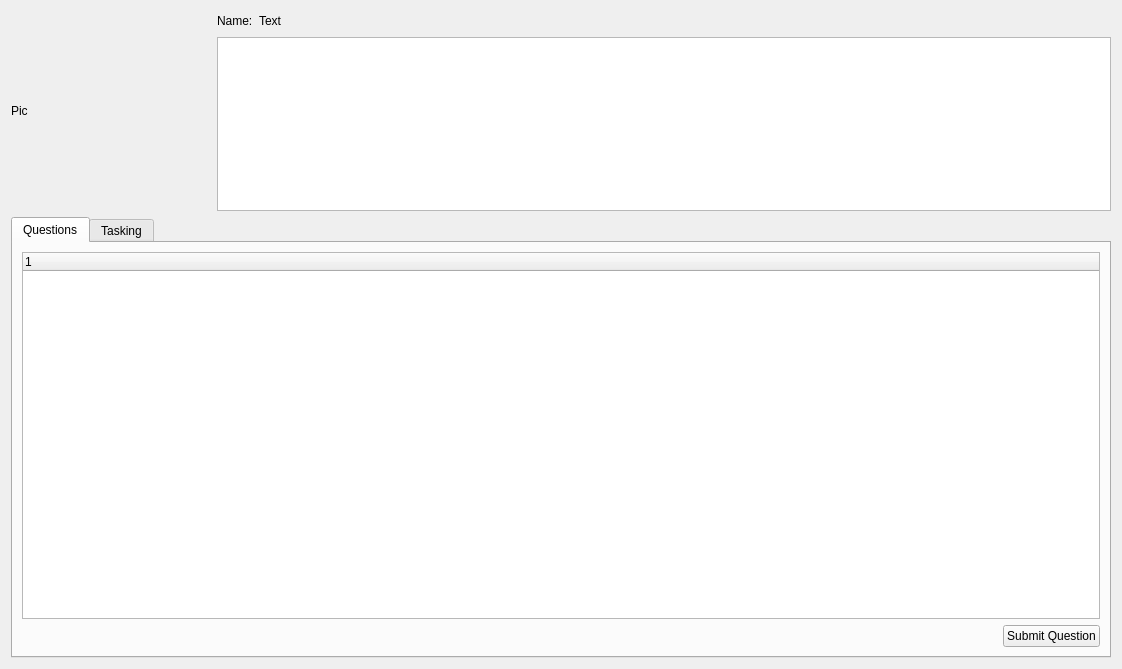
Above: ui/AdvisorWindow.ui from dmzdev/stance before the change. Below: the same form after it.
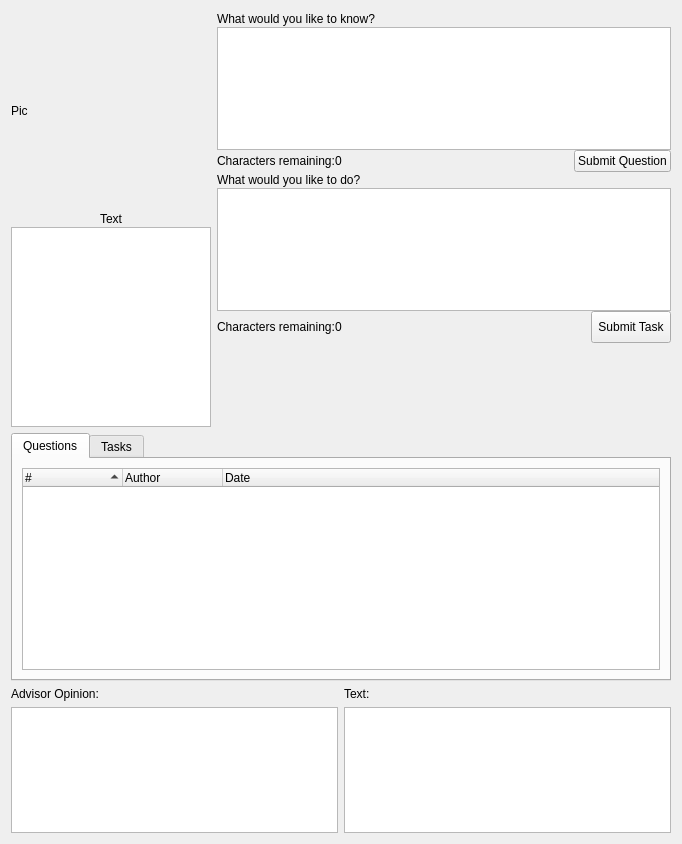
That is the form after the change. The open tabs and pages were chosen to show the change.

Commit message: Advisor window redesigned. Voting functionality completed.

```diff
--- a/ui/AdvisorWindow.ui
+++ b/ui/AdvisorWindow.ui
@@ -6,16 +6,51 @@
    <rect>
     <x>0</x>
     <y>0</y>
-    <width>1122</width>
-    <height>669</height>
+    <width>682</width>
+    <height>844</height>
    </rect>
   </property>
+  <property name="sizePolicy">
+   <sizepolicy hsizetype="Preferred" vsizetype="Minimum">
+    <horstretch>0</horstretch>
+    <verstretch>0</verstretch>
+   </sizepolicy>
+  </property>
+  <property name="minimumSize">
+   <size>
+    <width>0</width>
+    <height>600</height>
+   </size>
+  </property>
   <property name="windowTitle">
    <string>Form</string>
   </property>
   <layout class="QVBoxLayout" name="verticalLayout_6">
    <item>
-    <layout class="QHBoxLayout" name="horizontalLayout">
+    <layout class="QFormLayout" name="formLayout_2">
+     <property name="sizeConstraint">
+      <enum>QLayout::SetMaximumSize</enum>
+     </property>
+     <property name="fieldGrowthPolicy">
+      <enum>QFormLayout::ExpandingFieldsGrow</enum>
+     </property>
+     <property name="labelAlignment">
+      <set>Qt::AlignLeading|Qt::AlignLeft|Qt::AlignVCenter</set>
+     </property>
+     <property name="formAlignment">
+      <set>Qt::AlignLeading|Qt::AlignLeft|Qt::AlignTop</set>
+     </property>
+     <property name="verticalSpacing">
+      <number>0</number>
+     </property>
+     <property name="bottomMargin">
+      <number>0</number>
+     </property>
+     <item row="0" column="0">
+      <layout class="QVBoxLayout" name="verticalLayout_2">
+       <property name="sizeConstraint">
+        <enum>QLayout::SetMaximumSize</enum>
+       </property>
      <item>
       <widget class="QLabel" name="pictureLabel">
        <property name="minimumSize">
@@ -36,103 +71,347 @@
       </widget>
      </item>
      <item>
-      <layout class="QVBoxLayout" name="verticalLayout_2">
-       <item>
-        <layout class="QHBoxLayout" name="horizontalLayout_4">
-         <item>
-          <widget class="QLabel" name="label">
-           <property name="text">
-            <string>Name:</string>
-           </property>
-          </widget>
-         </item>
-         <item>
           <widget class="QLabel" name="nameLabel">
+         <property name="minimumSize">
+          <size>
+           <width>200</width>
+           <height>16</height>
+          </size>
+         </property>
+         <property name="maximumSize">
+          <size>
+           <width>200</width>
+           <height>16777215</height>
+          </size>
+         </property>
            <property name="text">
             <string>Text</string>
            </property>
-          </widget>
-         </item>
-         <item>
-          <spacer name="horizontalSpacer_5">
-           <property name="orientation">
-            <enum>Qt::Horizontal</enum>
-           </property>
-           <property name="sizeHint" stdset="0">
-            <size>
-             <width>40</width>
-             <height>20</height>
-            </size>
-           </property>
-          </spacer>
-         </item>
-        </layout>
+         <property name="alignment">
+          <set>Qt::AlignCenter</set>
+         </property>
+        </widget>
        </item>
        <item>
         <widget class="QTextEdit" name="bioText">
+         <property name="minimumSize">
+          <size>
+           <width>200</width>
+           <height>200</height>
+          </size>
+         </property>
+         <property name="maximumSize">
+          <size>
+           <width>200</width>
+           <height>200</height>
+          </size>
+         </property>
          <property name="readOnly">
           <bool>true</bool>
          </property>
         </widget>
        </item>
+       <item>
+        <spacer name="verticalSpacer">
+         <property name="orientation">
+          <enum>Qt::Vertical</enum>
+         </property>
+         <property name="sizeHint" stdset="0">
+          <size>
+           <width>20</width>
+           <height>40</height>
+          </size>
+         </property>
+        </spacer>
+       </item>
       </layout>
      </item>
-    </layout>
-   </item>
+     <item row="0" column="1">
+      <layout class="QVBoxLayout" name="verticalLayout">
+       <property name="sizeConstraint">
+        <enum>QLayout::SetMaximumSize</enum>
+       </property>
+       <item>
+        <layout class="QVBoxLayout" name="verticalLayout_7">
+         <property name="sizeConstraint">
+          <enum>QLayout::SetFixedSize</enum>
+         </property>
+         <item>
+          <widget class="QLabel" name="label_5">
+           <property name="maximumSize">
+            <size>
+             <width>16777215</width>
+             <height>16</height>
+            </size>
+           </property>
+           <property name="text">
+            <string>What would you like to know?</string>
+           </property>
+          </widget>
+         </item>
+         <item>
+          <widget class="QTextEdit" name="questionText">
+           <property name="sizePolicy">
+            <sizepolicy hsizetype="Expanding" vsizetype="Maximum">
+             <horstretch>0</horstretch>
+             <verstretch>0</verstretch>
+            </sizepolicy>
+           </property>
+           <property name="maximumSize">
+            <size>
+             <width>16777215</width>
+             <height>123</height>
+            </size>
+           </property>
+           <property name="html">
+            <string>&lt;!DOCTYPE HTML PUBLIC &quot;-//W3C//DTD HTML 4.0//EN&quot; &quot;http://www.w3.org/TR/REC-html40/strict.dtd&quot;&gt;
+&lt;html&gt;&lt;head&gt;&lt;meta name=&quot;qrichtext&quot; content=&quot;1&quot; /&gt;&lt;style type=&quot;text/css&quot;&gt;
+p, li { white-space: pre-wrap; }
+&lt;/style&gt;&lt;/head&gt;&lt;body style=&quot; font-family:'Lucida Grande'; font-size:13pt; font-weight:400; font-style:normal;&quot;&gt;
+&lt;p style=&quot;-qt-paragraph-type:empty; margin-top:0px; margin-bottom:0px; margin-left:0px; margin-right:0px; -qt-block-indent:0; text-indent:0px;&quot;&gt;&lt;/p&gt;&lt;/body&gt;&lt;/html&gt;</string>
+           </property>
+          </widget>
+         </item>
+         <item>
+          <layout class="QHBoxLayout" name="horizontalLayout">
+           <item>
+            <widget class="QLabel" name="label">
+             <property name="sizePolicy">
+              <sizepolicy hsizetype="Preferred" vsizetype="Maximum">
+               <horstretch>0</horstretch>
+               <verstretch>0</verstretch>
+              </sizepolicy>
+             </property>
+             <property name="maximumSize">
+              <size>
+               <width>16777215</width>
+               <height>16</height>
+              </size>
+             </property>
+             <property name="text">
+              <string>Characters remaining:</string>
+             </property>
+            </widget>
+           </item>
+           <item>
+            <widget class="QLabel" name="questionCharRemAmt">
+             <property name="sizePolicy">
+              <sizepolicy hsizetype="Preferred" vsizetype="Maximum">
+               <horstretch>0</horstretch>
+               <verstretch>0</verstretch>
+              </sizepolicy>
+             </property>
+             <property name="maximumSize">
+              <size>
+               <width>16777215</width>
+               <height>16</height>
+              </size>
+             </property>
+             <property name="text">
+              <string>0</string>
+             </property>
+            </widget>
+           </item>
+           <item>
+            <spacer name="horizontalSpacer">
+             <property name="orientation">
+              <enum>Qt::Horizontal</enum>
+             </property>
+             <property name="sizeHint" stdset="0">
+              <size>
+               <width>40</width>
+               <height>20</height>
+              </size>
+             </property>
+            </spacer>
+           </item>
+           <item>
+            <widget class="QPushButton" name="submitQuestionButton">
+             <property name="text">
+              <string>Submit Question</string>
+             </property>
+            </widget>
+           </item>
+          </layout>
+         </item>
+        </layout>
+       </item>
+       <item>
+        <layout class="QVBoxLayout" name="verticalLayout_4">
+         <property name="sizeConstraint">
+          <enum>QLayout::SetMaximumSize</enum>
+         </property>
+         <item>
+          <widget class="QLabel" name="label_3">
+           <property name="maximumSize">
+            <size>
+             <width>16777215</width>
+             <height>16</height>
+            </size>
+           </property>
+           <property name="text">
+            <string>What would you like to do?</string>
+           </property>
+          </widget>
+         </item>
+         <item>
+          <widget class="QTextEdit" name="taskingText">
+           <property name="sizePolicy">
+            <sizepolicy hsizetype="Expanding" vsizetype="Maximum">
+             <horstretch>0</horstretch>
+             <verstretch>0</verstretch>
+            </sizepolicy>
+           </property>
+           <property name="maximumSize">
+            <size>
+             <width>16777215</width>
+             <height>123</height>
+            </size>
+           </property>
+           <property name="html">
+            <string>&lt;!DOCTYPE HTML PUBLIC &quot;-//W3C//DTD HTML 4.0//EN&quot; &quot;http://www.w3.org/TR/REC-html40/strict.dtd&quot;&gt;
+&lt;html&gt;&lt;head&gt;&lt;meta name=&quot;qrichtext&quot; content=&quot;1&quot; /&gt;&lt;style type=&quot;text/css&quot;&gt;
+p, li { white-space: pre-wrap; }
+&lt;/style&gt;&lt;/head&gt;&lt;body style=&quot; font-family:'Lucida Grande'; font-size:13pt; font-weight:400; font-style:normal;&quot;&gt;
+&lt;p style=&quot;-qt-paragraph-type:empty; margin-top:0px; margin-bottom:0px; margin-left:0px; margin-right:0px; -qt-block-indent:0; text-indent:0px;&quot;&gt;&lt;/p&gt;&lt;/body&gt;&lt;/html&gt;</string>
+           </property>
+          </widget>
+         </item>
+         <item>
+          <layout class="QHBoxLayout" name="horizontalLayout_2">
+           <property name="sizeConstraint">
+            <enum>QLayout::SetMaximumSize</enum>
+           </property>
+           <item>
+            <widget class="QLabel" name="label_6">
+             <property name="maximumSize">
+              <size>
+               <width>16777215</width>
+               <height>16</height>
+              </size>
+             </property>
+             <property name="text">
+              <string>Characters remaining:</string>
+             </property>
+            </widget>
+           </item>
+           <item>
+            <widget class="QLabel" name="taskCharRemAmt">
+             <property name="sizePolicy">
+              <sizepolicy hsizetype="Preferred" vsizetype="Maximum">
+               <horstretch>0</horstretch>
+               <verstretch>0</verstretch>
+              </sizepolicy>
+             </property>
+             <property name="maximumSize">
+              <size>
+               <width>16777215</width>
+               <height>16</height>
+              </size>
+             </property>
+             <property name="text">
+              <string>0</string>
+             </property>
+            </widget>
+           </item>
+           <item>
+            <spacer name="horizontalSpacer_2">
+             <property name="orientation">
+              <enum>Qt::Horizontal</enum>
+             </property>
+             <property name="sizeHint" stdset="0">
+              <size>
+               <width>40</width>
+               <height>20</height>
+              </size>
+             </property>
+            </spacer>
+           </item>
+           <item>
+            <widget class="QPushButton" name="submitTaskButton">
+             <property name="sizePolicy">
+              <sizepolicy hsizetype="Minimum" vsizetype="Maximum">
+               <horstretch>0</horstretch>
+               <verstretch>0</verstretch>
+              </sizepolicy>
+             </property>
+             <property name="maximumSize">
+              <size>
+               <width>16777215</width>
+               <height>32</height>
+              </size>
+             </property>
+             <property name="text">
+              <string>Submit Task</string>
+             </property>
+            </widget>
+           </item>
+          </layout>
+         </item>
+        </layout>
+       </item>
+      </layout>
+     </item>
+    </layout>
+   </item>
+   <item>
+    <layout class="QVBoxLayout" name="verticalLayout_8">
    <item>
     <widget class="QTabWidget" name="tabWidget">
      <property name="currentIndex">
-      <number>1</number>
-     </property>
-     <widget class="QWidget" name="tab_3">
+        <number>0</number>
+       </property>
+       <widget class="QWidget" name="tab">
       <attribute name="title">
        <string>Questions</string>
       </attribute>
-      <layout class="QVBoxLayout" name="verticalLayout_3">
+        <layout class="QVBoxLayout" name="verticalLayout_9">
        <item>
-        <widget class="QTreeWidget" name="questionTree">
-         <column>
-          <property name="text">
-           <string notr="true">1</string>
-          </property>
-         </column>
-        </widget>
-       </item>
-       <item>
-        <layout class="QHBoxLayout" name="horizontalLayout_3">
-         <item>
-          <spacer name="horizontalSpacer_4">
-           <property name="orientation">
-            <enum>Qt::Horizontal</enum>
-           </property>
-           <property name="sizeHint" stdset="0">
+          <widget class="QTreeWidget" name="questionHistoryTree">
+           <property name="minimumSize">
             <size>
-             <width>40</width>
-             <height>20</height>
+             <width>0</width>
+             <height>200</height>
             </size>
            </property>
-          </spacer>
-         </item>
-         <item>
-          <widget class="QPushButton" name="submitQuestionButton">
+           <property name="autoExpandDelay">
+            <number>0</number>
+           </property>
+           <property name="sortingEnabled">
+            <bool>true</bool>
+           </property>
+           <attribute name="headerCascadingSectionResizes">
+            <bool>false</bool>
+           </attribute>
+           <attribute name="headerDefaultSectionSize">
+            <number>100</number>
+           </attribute>
+           <column>
            <property name="text">
-            <string>Submit Question</string>
-           </property>
+             <string>#</string>
+            </property>
+           </column>
+           <column>
+            <property name="text">
+             <string>Author</string>
+            </property>
+           </column>
+           <column>
+            <property name="text">
+             <string>Date</string>
+            </property>
+           </column>
           </widget>
-         </item>
-        </layout>
        </item>
       </layout>
      </widget>
      <widget class="QWidget" name="tab_2">
       <attribute name="title">
-       <string>Tasking</string>
-      </attribute>
-      <layout class="QVBoxLayout" name="verticalLayout">
+         <string>Tasks</string>
+        </attribute>
+        <layout class="QVBoxLayout" name="verticalLayout_10">
        <item>
-        <layout class="QHBoxLayout" name="horizontalLayout_5">
-         <item>
-          <widget class="QTreeWidget" name="voteHistoryTable">
+          <widget class="QTreeWidget" name="voteHistoryTree">
            <column>
             <property name="text">
              <string>#</string>
@@ -155,7 +434,7 @@
            </column>
            <column>
             <property name="text">
-             <string>New Column</string>
+             <string>-</string>
             </property>
            </column>
            <column>
@@ -165,22 +444,14 @@
            </column>
           </widget>
          </item>
-         <item>
-          <layout class="QVBoxLayout" name="verticalLayout_5">
-           <item>
-            <widget class="QLabel" name="label_4">
-             <property name="text">
-              <string>Selected Task:</string>
-             </property>
-            </widget>
-           </item>
-           <item>
-            <widget class="QTextEdit" name="selectedTaskText">
-             <property name="readOnly">
-              <bool>true</bool>
-             </property>
-            </widget>
-           </item>
+        </layout>
+       </widget>
+      </widget>
+     </item>
+     <item>
+      <layout class="QHBoxLayout" name="horizontalLayout_3">
+       <item>
+        <layout class="QVBoxLayout" name="verticalLayout_3">
            <item>
             <widget class="QLabel" name="label_2">
              <property name="text">
@@ -189,42 +460,28 @@
             </widget>
            </item>
            <item>
-            <widget class="QTextEdit" name="selectedTaskOpinionText"/>
+          <widget class="QTextEdit" name="selectedOpinion">
+           <property name="readOnly">
+            <bool>true</bool>
+           </property>
+          </widget>
            </item>
           </layout>
          </item>
          <item>
-          <layout class="QVBoxLayout" name="verticalLayout_4">
+        <layout class="QVBoxLayout" name="verticalLayout_5">
            <item>
-            <widget class="QLabel" name="label_3">
+          <widget class="QLabel" name="label_4">
              <property name="text">
-              <string>Suggest New Task:</string>
+            <string>Text:</string>
              </property>
             </widget>
            </item>
            <item>
-            <widget class="QTextEdit" name="taskingText"/>
-           </item>
-           <item>
-            <layout class="QHBoxLayout" name="horizontalLayout_2">
-             <item>
-              <spacer name="horizontalSpacer_3">
-               <property name="orientation">
-                <enum>Qt::Horizontal</enum>
-               </property>
-               <property name="sizeHint" stdset="0">
-                <size>
-                 <width>40</width>
-                 <height>20</height>
-                </size>
-               </property>
-              </spacer>
-             </item>
-             <item>
-              <widget class="QPushButton" name="submitTaskButton">
-               <property name="text">
-                <string>Submit Task</string>
-               </property>
+          <widget class="QTextEdit" name="selectedText">
+           <property name="readOnly">
+            <bool>true</bool>
+           </property>
               </widget>
              </item>
             </layout>
@@ -232,10 +489,6 @@
           </layout>
          </item>
         </layout>
-       </item>
-      </layout>
-     </widget>
-    </widget>
    </item>
   </layout>
  </widget>
```
Lines whose indentation alone changed are shown as unchanged. The commit also changes 3 other files.
